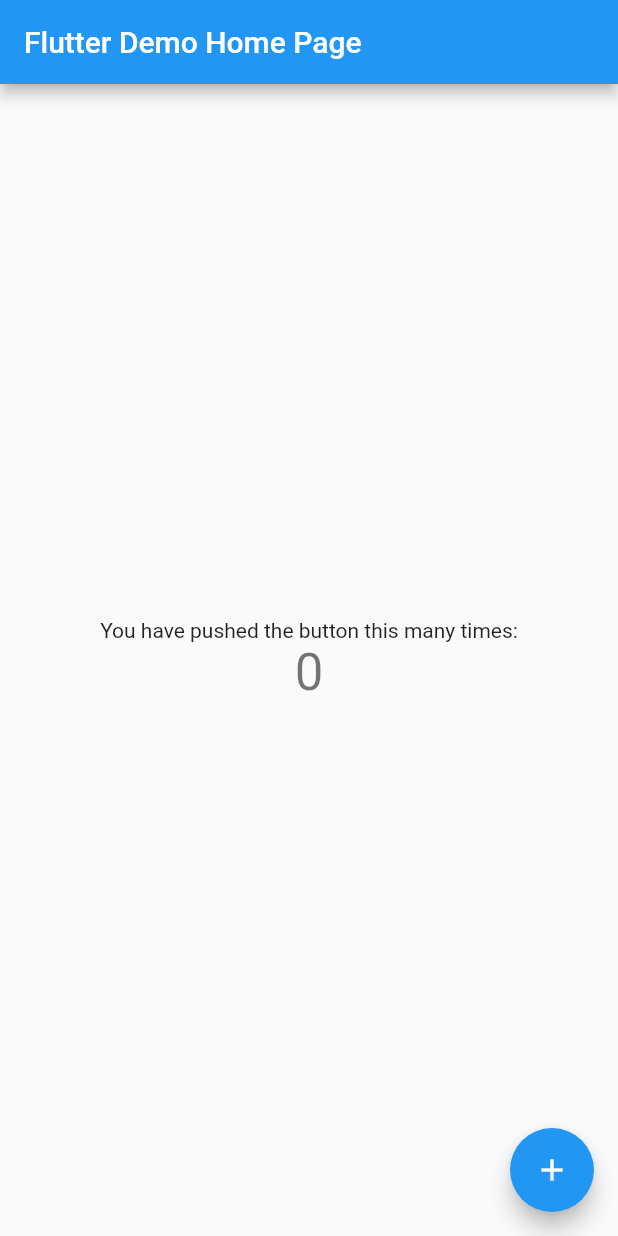
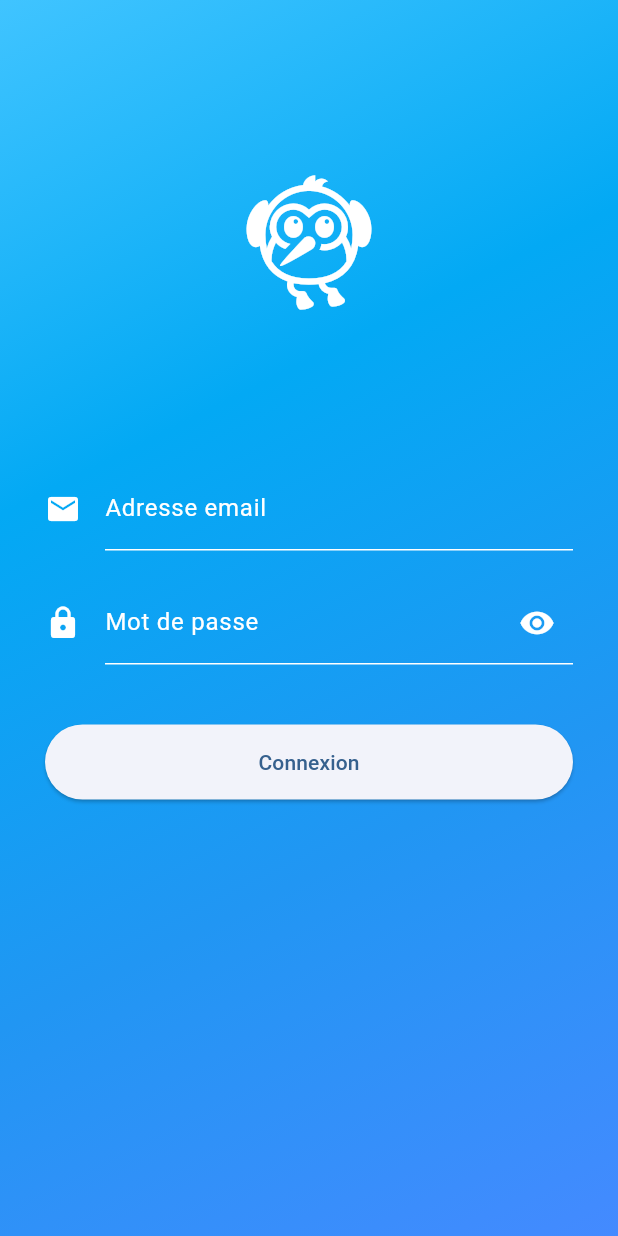
Before and after one commit to mathis47000/info-dom, a Flutter app: the screen it shows after launch, on a phone screen of 412 x 824 dp. Run offline on Flutter 3.47's test engine with Material 2 defaults, Android fonts, the phone set to English and light mode, and no system bars.

Commit message:
update flutter 3.7 and listview test

```diff
--- a/lib/main.dart
+++ b/lib/main.dart
@@ -1,115 +1,41 @@
 import 'package:flutter/material.dart';
+import 'package:flutter/services.dart';
+import 'package:info_dom/screens/login_page.dart';
 
 void main() {
   runApp(const MyApp());
+  // orientation portrait only
+  WidgetsFlutterBinding.ensureInitialized();
+  SystemChrome.setPreferredOrientations(
+      [DeviceOrientation.portraitUp, DeviceOrientation.portraitDown]);
 }
 
 class MyApp extends StatelessWidget {
   const MyApp({super.key});
-
   // This widget is the root of your application.
   @override
   Widget build(BuildContext context) {
     return MaterialApp(
-      title: 'Flutter Demo',
+      title: 'Info Dom',
+      debugShowCheckedModeBanner: false,
       theme: ThemeData(
-        // This is the theme of your application.
-        //
-        // Try running your application with "flutter run". You'll see the
-        // application has a blue toolbar. Then, without quitting the app, try
-        // changing the primarySwatch below to Colors.green and then invoke
-        // "hot reload" (press "r" in the console where you ran "flutter run",
-        // or simply save your changes to "hot reload" in a Flutter IDE).
-        // Notice that the counter didn't reset back to zero; the application
-        // is not restarted.
-        primarySwatch: Colors.blue,
+        // color text button
+        useMaterial3: true,
+        colorScheme: ColorScheme.fromSeed(seedColor: Colors.blue),
+        primaryColor: Colors.blue,
+        visualDensity: VisualDensity.adaptivePlatformDensity,
+        //style text field
+        inputDecorationTheme: const InputDecorationTheme(
+          labelStyle: TextStyle(color: Colors.white),
+          enabledBorder: UnderlineInputBorder(
+            borderSide: BorderSide(color: Colors.white),
+          ),
+          focusedBorder: UnderlineInputBorder(
+            borderSide: BorderSide(color: Colors.white),
+          ),
+        ),
       ),
-      home: const MyHomePage(title: 'Flutter Demo Home Page'),
+      home: const LoginPage(),
     );
   }
 }
-
-class MyHomePage extends StatefulWidget {
-  const MyHomePage({super.key, required this.title});
-
-  // This widget is the home page of your application. It is stateful, meaning
-  // that it has a State object (defined below) that contains fields that affect
-  // how it looks.
-
-  // This class is the configuration for the state. It holds the values (in this
-  // case the title) provided by the parent (in this case the App widget) and
-  // used by the build method of the State. Fields in a Widget subclass are
-  // always marked "final".
-
-  final String title;
-
-  @override
-  State<MyHomePage> createState() => _MyHomePageState();
-}
-
-class _MyHomePageState extends State<MyHomePage> {
-  int _counter = 0;
-
-  void _incrementCounter() {
-    setState(() {
-      // This call to setState tells the Flutter framework that something has
-      // changed in this State, which causes it to rerun the build method below
-      // so that the display can reflect the updated values. If we changed
-      // _counter without calling setState(), then the build method would not be
-      // called again, and so nothing would appear to happen.
-      _counter++;
-    });
-  }
-
-  @override
-  Widget build(BuildContext context) {
-    // This method is rerun every time setState is called, for instance as done
-    // by the _incrementCounter method above.
-    //
-    // The Flutter framework has been optimized to make rerunning build methods
-    // fast, so that you can just rebuild anything that needs updating rather
-    // than having to individually change instances of widgets.
-    return Scaffold(
-      appBar: AppBar(
-        // Here we take the value from the MyHomePage object that was created by
-        // the App.build method, and use it to set our appbar title.
-        title: Text(widget.title),
-      ),
-      body: Center(
-        // Center is a layout widget. It takes a single child and positions it
-        // in the middle of the parent.
-        child: Column(
-          // Column is also a layout widget. It takes a list of children and
-          // arranges them vertically. By default, it sizes itself to fit its
-          // children horizontally, and tries to be as tall as its parent.
-          //
-          // Invoke "debug painting" (press "p" in the console, choose the
-          // "Toggle Debug Paint" action from the Flutter Inspector in Android
-          // Studio, or the "Toggle Debug Paint" command in Visual Studio Code)
-          // to see the wireframe for each widget.
-          //
-          // Column has various properties to control how it sizes itself and
-          // how it positions its children. Here we use mainAxisAlignment to
-          // center the children vertically; the main axis here is the vertical
-          // axis because Columns are vertical (the cross axis would be
-          // horizontal).
-          mainAxisAlignment: MainAxisAlignment.center,
-          children: <Widget>[
-            const Text(
-              'You have pushed the button this many times:',
-            ),
-            Text(
-              '$_counter',
-              style: Theme.of(context).textTheme.headline4,
-            ),
-          ],
-        ),
-      ),
-      floatingActionButton: FloatingActionButton(
-        onPressed: _incrementCounter,
-        tooltip: 'Increment',
-        child: const Icon(Icons.add),
-      ), // This trailing comma makes auto-formatting nicer for build methods.
-    );
-  }
-}
--- /dev/null
+++ b/lib/screens/home/list_view_user.dart
@@ -0,0 +1,37 @@
+import 'package:flutter/material.dart';
+
+class ListViewUser extends StatelessWidget {
+  const ListViewUser({Key? key}) : super(key: key);
+
+  @override
+  Widget build(BuildContext context) {
+    var user = [
+      {'name': 'John Doe', 'email': '12:00 - 14:00'},
+      {'name': 'John Doe', 'email': 'mathis@outlook.fr'},
+      {'name': 'John Doe', 'email': 'mathis@outlook.fr'},
+      {'name': 'John Doe', 'email': 'mathis@outlook.fr'},
+      {'name': 'John Doe', 'email': 'mathis@outlook.fr'},
+      {'name': 'John Doe', 'email': 'mathis@outlook.fr'},
+      {'name': 'John Doe', 'email': 'mathis@outlook.fr'},
+      {'name': 'John Doe', 'email': 'mathis@outlook.fr'},
+      {'name': 'John Doe', 'email': 'mathis@outlook.fr'},
+      {'name': 'John Doe', 'email': 'mathis@outlook.fr'},
+    ];
+    return Container(
+      padding: const EdgeInsets.all(10),
+      child: ListView(
+        children: user.map<Widget>((user) {
+          return Card(
+            child: ListTile(
+              leading: const Icon(Icons.person),
+              title: Text(user['name']!),
+              subtitle: Text(user['email']!),
+            ),
+          );
+        }).toList(
+          growable: false,
+        ),
+      ),
+    );
+  }
+}
--- /dev/null
+++ b/lib/screens/login_page.dart
@@ -0,0 +1,78 @@
+import 'package:flutter/material.dart';
+import 'package:info_dom/screens/home/home_page.dart';
+
+class LoginPage extends StatefulWidget {
+  const LoginPage({Key? key}) : super(key: key);
+
+  @override
+  State<LoginPage> createState() => _LoginPageState();
+}
+
+class _LoginPageState extends State<LoginPage> {
+  static const gradient = LinearGradient(
+    begin: Alignment.topLeft,
+    end: Alignment.bottomRight,
+    colors: [
+      Colors.lightBlueAccent,
+      Colors.lightBlue,
+      Colors.blue,
+      Colors.blueAccent,
+    ],
+  );
+  @override
+  Widget build(BuildContext context) {
+    return Scaffold(
+      resizeToAvoidBottomInset: false,
+      body: Container(
+        decoration: const BoxDecoration(gradient: gradient),
+        padding: const EdgeInsets.all(30),
+        child: SafeArea(
+          child: Column(
+            children: [
+              const Expanded(
+                flex: 2,
+                child: Icon(Icons.flutter_dash, size: 100, color: Colors.white),
+              ),
+              const SizedBox(height: 20),
+              TextFormField(
+                style: const TextStyle(color: Colors.white),
+                decoration: const InputDecoration(
+                  labelText: 'Adresse email',
+                  icon: Icon(Icons.email, color: Colors.white),
+                ),
+                keyboardType: TextInputType.emailAddress,
+              ),
+              const SizedBox(height: 20),
+              TextFormField(
+                obscureText: true,
+                style: const TextStyle(color: Colors.white),
+                decoration: const InputDecoration(
+                  labelText: 'Mot de passe',
+                  icon: Icon(Icons.lock, color: Colors.white),
+                  suffixIcon: Icon(Icons.remove_red_eye, color: Colors.white),
+                ),
+              ),
+              const SizedBox(height: 40),
+              SizedBox(
+                width: double.infinity,
+                height: 50,
+                child: ElevatedButton(
+                  onPressed: () {
+                    Navigator.push(
+                      context,
+                      MaterialPageRoute(
+                        builder: (context) => HomePage(),
+                      ),
+                    );
+                  },
+                  child: const Text('Connexion'),
+                ),
+              ),
+              const Spacer(flex: 2)
+            ],
+          ),
+        ),
+      ),
+    );
+  }
+}
```
Also changed, not shown: lib/screens/home/home_page.dart (added, +84 -0 lines), pubspec.lock.
